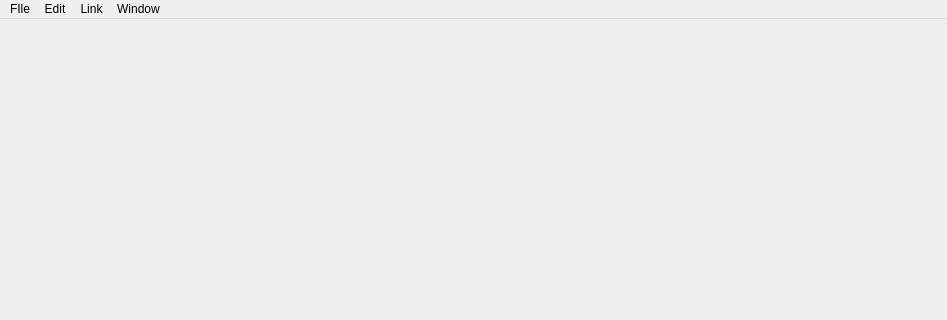
Above: src/analyzer/sensorwindow.ui from Wingxvii/QTNode before the change; both pictures show x 0 to 947 and y 0 to 320 of the 947 by 724 pixel window. Below: the same form after it.
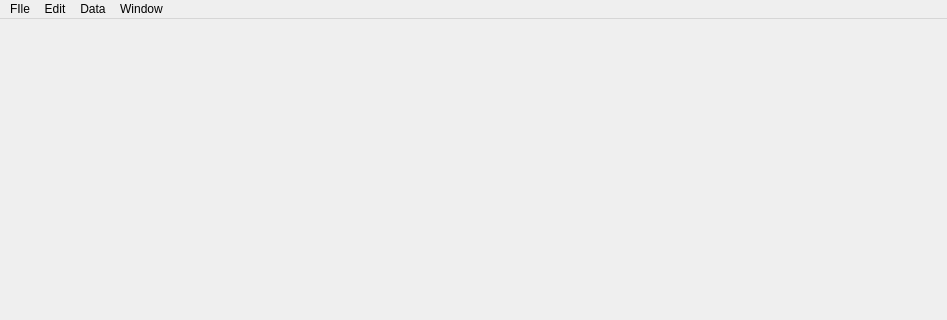
That is the form after the change.

Commit message: restructured windows and added new layout

```diff
--- a/src/analyzer/sensorwindow.ui
+++ b/src/analyzer/sensorwindow.ui
@@ -51,20 +51,20 @@
      <string>Edit</string>
     </property>
    </widget>
+   <widget class="QMenu" name="menuData">
+    <property name="title">
+     <string>Data</string>
+    </property>
+   </widget>
    <widget class="QMenu" name="menuWindow">
     <property name="title">
-     <string>Link</string>
-    </property>
-   </widget>
-   <widget class="QMenu" name="menuOptions_2">
-    <property name="title">
      <string>Window</string>
     </property>
    </widget>
    <addaction name="menuFIle"/>
    <addaction name="menuEdit"/>
+   <addaction name="menuData"/>
    <addaction name="menuWindow"/>
-   <addaction name="menuOptions_2"/>
   </widget>
   <widget class="QStatusBar" name="statusbar"/>
   <action name="actionHelp">
```
Left out of the diff: 7 changed lines with no effect on the pictures. The commit also changes 5 other files.
